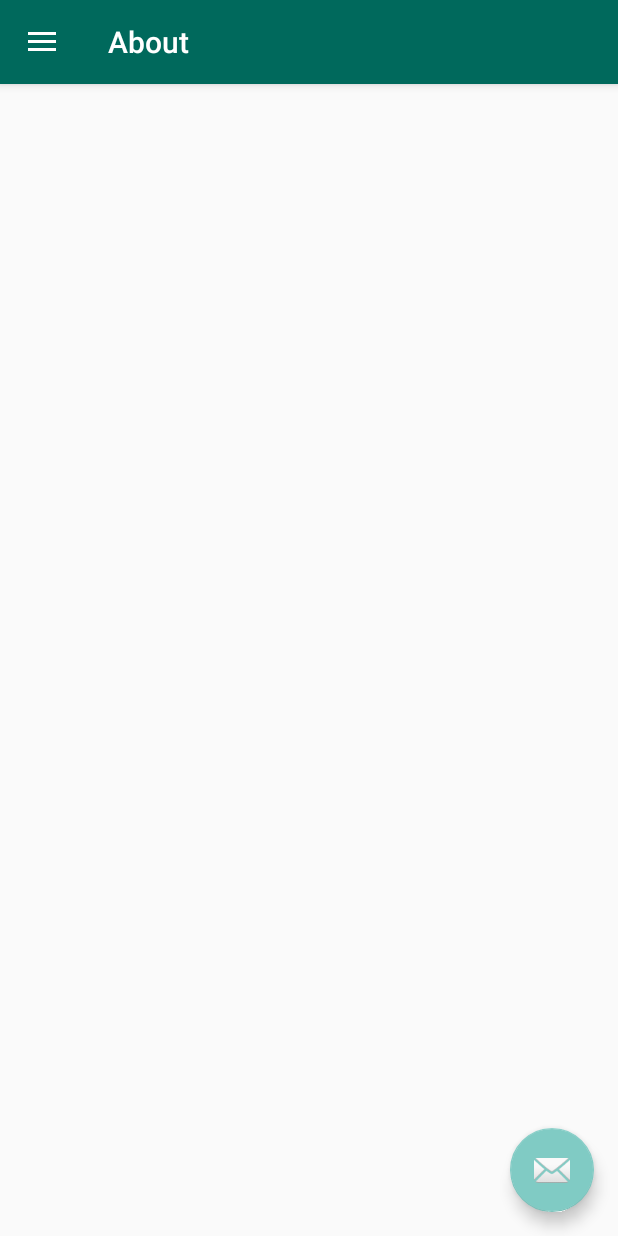
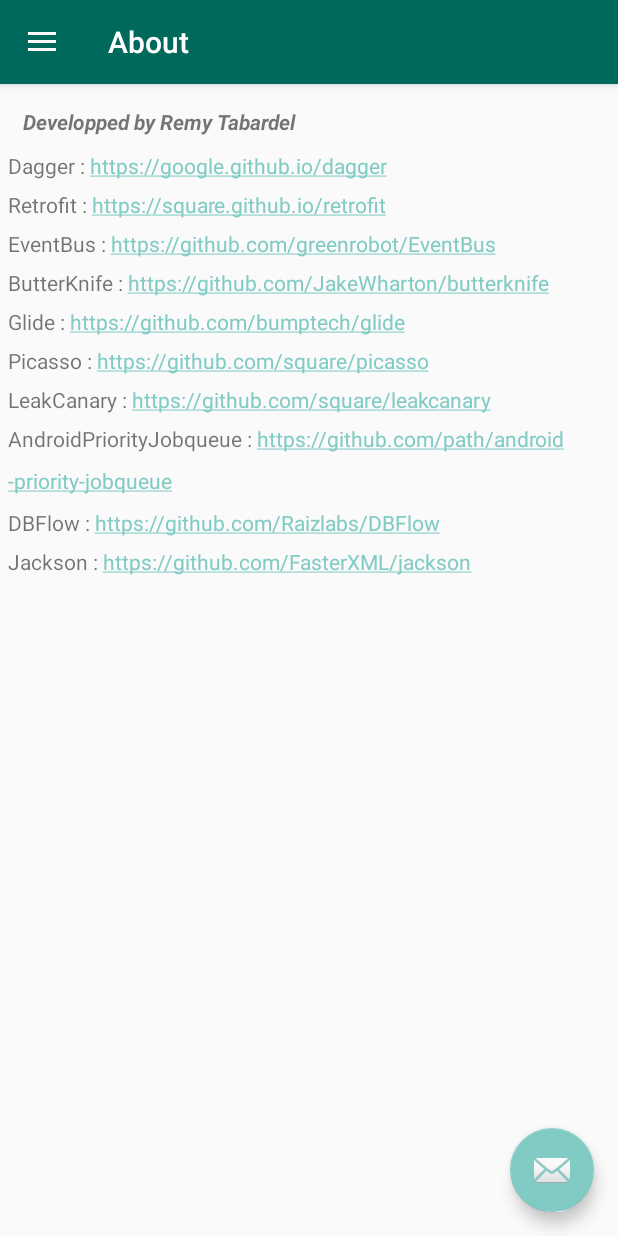
Before and after one commit to Lyofen/HenriPotier, an Android app: the MainActivity screen opened directly, with no data from a screen before it, in the side drawer, after a tap on "About", on a phone screen of 412 x 824 dp. Run offline under Robolectric (Android 15) with nearby library versions, the phone set to English and light mode, and no system bars; our stand-ins replace ButterKnife; libraries missing offline, so code that uses them is left out: android.support.v7, com.raizlabs.android; pictures from the network do not load; 1 statement that could not run was skipped.

Commit message:
about fragment libs

```diff
--- a/app/src/debug/AndroidManifest.xml
+++ b/app/src/debug/AndroidManifest.xml
@@ -2,6 +2,7 @@
 <manifest xmlns:android="http://schemas.android.com/apk/res/android"
     package="com.remytabardel.henripotier">
 
+    <!-- need storage for debug menu (export,..)-->
     <uses-permission android:name="android.permission.READ_EXTERNAL_STORAGE" />
     <uses-permission android:name="android.permission.WRITE_EXTERNAL_STORAGE" />
 
--- a/app/src/main/java/com/remytabardel/henripotier/activities/AbstractActivity.java
+++ b/app/src/main/java/com/remytabardel/henripotier/activities/AbstractActivity.java
@@ -14,6 +14,11 @@
  */
 
 public abstract class AbstractActivity extends AppCompatActivity {
+    /**
+     * replace fragment in the indicated fragment
+     * @param fragmentToDisplay
+     * @param fragmentContainerId
+     */
     public void replaceFragment(Fragment fragmentToDisplay, int fragmentContainerId) {
         if (fragmentToDisplay != null) {
             final String TAG_CURRENT_FRAGMENT = "CURRENT_FRAGMENT";
--- a/app/src/main/java/com/remytabardel/henripotier/activities/MainActivity.java
+++ b/app/src/main/java/com/remytabardel/henripotier/activities/MainActivity.java
@@ -1,6 +1,7 @@
 package com.remytabardel.henripotier.activities;
 
 import android.os.Bundle;
+import android.support.design.widget.FloatingActionButton;
 import android.support.design.widget.NavigationView;
 import android.support.design.widget.Snackbar;
 import android.support.v4.view.GravityCompat;
@@ -36,6 +37,8 @@
     DrawerLayout mDrawerLayout;
     @BindView(R.id.nav_view)
     NavigationView mNavigationView;
+    @BindView(R.id.fab)
+    FloatingActionButton mFloatingActionButton;
 
     @Override
     protected void onCreate(Bundle savedInstanceState) {
@@ -101,6 +104,10 @@
     @SuppressWarnings("StatementWithEmptyBody")
     @Override
     public boolean onNavigationItemSelected(MenuItem item) {
+
+        //we show floating button only on books fragment
+        setFloatingButtonVisibility(item.getItemId());
+
         switch (item.getItemId()) {
             case R.id.nav_books:
                 replaceFragment(new BooksFragment(), FRAGMENT_CONTAINER_ID);
@@ -121,4 +128,13 @@
         mDrawerLayout.closeDrawer(GravityCompat.START);
         return true;
     }
+
+    private void setFloatingButtonVisibility(int currentItemId) {
+        if (currentItemId == R.id.nav_about) {
+            mFloatingActionButton.show();
+        } else {
+            mFloatingActionButton.hide();
+        }
+    }
+
 }
--- a/app/src/main/java/com/remytabardel/henripotier/fragments/AboutFragment.java
+++ b/app/src/main/java/com/remytabardel/henripotier/fragments/AboutFragment.java
@@ -3,13 +3,13 @@
 import android.os.Bundle;
 import android.support.annotation.Nullable;
 import android.view.LayoutInflater;
-import android.view.Menu;
-import android.view.MenuInflater;
 import android.view.View;
 import android.view.ViewGroup;
+import android.widget.TextView;
 
 import com.remytabardel.henripotier.R;
 
+import butterknife.BindView;
 import butterknife.ButterKnife;
 
 /**
@@ -17,6 +17,9 @@
  */
 
 public class AboutFragment extends AbstractFragment {
+    @BindView(R.id.textview_libs)
+    TextView mTextViewUsedLibs;
+
     @Nullable
     @Override
     public View onCreateView(LayoutInflater inflater, @Nullable ViewGroup container, @Nullable Bundle savedInstanceState) {
@@ -31,5 +34,18 @@
     @Override
     public void onViewCreated(View view, @Nullable Bundle savedInstanceState) {
         super.onViewCreated(view, savedInstanceState);
+
+        mTextViewUsedLibs.setText(getLibsText());
+    }
+
+    private String getLibsText() {
+        String text = "";
+        String[] libs = getResources().getStringArray(R.array.fragment_about_libs);
+
+        for (String lib : libs) {
+            text += lib + "\n";
+        }
+
+        return text;
     }
 }
--- a/app/src/main/java/com/remytabardel/henripotier/services/cart/ShoppingCart.java
+++ b/app/src/main/java/com/remytabardel/henripotier/services/cart/ShoppingCart.java
@@ -107,7 +107,7 @@
                 }
                 //we exceed limit we can't add
                 else {
-                    ToastUtils.show(mContext, mContext.getString(R.string.shopping_cart_exceed_limit, Integer.toString(QUANTITY_LIMIT)), Toast.LENGTH_SHORT);
+                    ToastUtils.show(mContext, mContext.getString(R.string.shopping_cart_exceed_limit, QUANTITY_LIMIT), Toast.LENGTH_SHORT);
                 }
             }
         }
--- a/app/src/main/java/com/remytabardel/henripotier/services/database/dbflow/DBFlowBookDao.java
+++ b/app/src/main/java/com/remytabardel/henripotier/services/database/dbflow/DBFlowBookDao.java
@@ -65,6 +65,7 @@
             bookTheme = new BookTheme(isbn,
                     ContextCompat.getColor(context, android.R.color.black),
                     palette.getMutedColor(ContextCompat.getColor(context, android.R.color.black)),
+                    // TODO: 21/10/2016 check lightVibrantColor problem on red cover
                     //sometimes problem with lightvibrant to find color on henri potier et la coupe de feu's cover, so use vibrant instead
                     palette.getLightVibrantColor(palette.getVibrantColor(ContextCompat.getColor(context, android.R.color.white))));
 
--- a/app/src/main/res/layout/fragment_about.xml
+++ b/app/src/main/res/layout/fragment_about.xml
@@ -1,7 +1,28 @@
 <?xml version="1.0" encoding="utf-8"?>
-<LinearLayout xmlns:android="http://schemas.android.com/apk/res/android"
-              android:orientation="vertical"
-              android:layout_width="match_parent"
-              android:layout_height="match_parent">
+<android.support.v4.widget.NestedScrollView
+    xmlns:android="http://schemas.android.com/apk/res/android"
+    android:layout_width="match_parent"
+    android:layout_height="match_parent">
 
-</LinearLayout>
+    <LinearLayout
+        android:layout_width="match_parent"
+        android:layout_height="wrap_content"
+        android:orientation="vertical"
+        android:padding="5dp">
+
+        <TextView
+            android:layout_width="match_parent"
+            android:layout_height="wrap_content"
+            android:padding="10dp"
+            android:textStyle="bold|italic"
+            android:text="@string/fragment_about_developped_by" />
+
+        <TextView
+            android:id="@+id/textview_libs"
+            android:layout_width="match_parent"
+            android:layout_height="wrap_content"
+            android:autoLink="web"
+            android:lineSpacingExtra="@dimen/used_libs_spacing_extra"
+            android:linksClickable="true" />
+    </LinearLayout>
+</android.support.v4.widget.NestedScrollView>
--- a/app/src/main/res/layout/nav_header_main.xml
+++ b/app/src/main/res/layout/nav_header_main.xml
@@ -3,7 +3,7 @@
     xmlns:app="http://schemas.android.com/apk/res-auto"
     android:layout_width="match_parent"
     android:layout_height="@dimen/nav_header_height"
-    android:background="@drawable/side_nav_bar"
+    android:background="@drawable/shape_side_nav_bar"
     android:gravity="bottom"
     android:orientation="vertical"
     android:paddingBottom="@dimen/activity_vertical_margin"
--- a/app/src/main/res/values/dimens.xml
+++ b/app/src/main/res/values/dimens.xml
@@ -13,4 +13,7 @@
 
     <!-- add to cart view -->
     <dimen name="item_button_size">30dp</dimen>
+
+    <!-- fragment about -->
+    <dimen name="used_libs_spacing_extra">10dp</dimen>
 </resources>
--- a/app/src/main/res/values/strings.xml
+++ b/app/src/main/res/values/strings.xml
@@ -9,12 +9,12 @@
 
     <!-- books fragment -->
     <string name="fragment_books_title">Henri Potier Collection</string>
-    <string name="item_book_price">%1$f €</string>
+    <string name="item_book_price">%1$.2f €</string>
 
     <!-- cart fragment -->
     <string name="fragment_cart_title">Cart (%1$d)</string>
     <string name="item_cart_isbn">isbn : %1$s</string>
-    <string name="item_cart_price">Unit price : %1$f €</string>
+    <string name="item_cart_price">Unit price : %1$.2f €</string>
     <string name="fragment_cart_empty_text">You\'re shopping cart is empty, look our collection !</string>
     <string name="fragment_cart_button_look">Look collection</string>
     <string name="fragment_cart_button_purchase">Purchase</string>
@@ -30,11 +30,11 @@
     <string name="activity_order_summary_text_err">Error during recovering summary. Please check you\'re internet connection.</string>
     <string name="activity_order_summary_button_retry">Retry</string>
     <string name="activity_order_summary_button_return">Return</string>
-    <string name="item_order_description">%1$d X %2$f €</string>
-    <string name="item_order_total_price">%1$f €</string>
-    <string name="item_order_footer_total_price">Total price : %1f €</string>
-    <string name="item_order_footer_discount">Discount : %1$f €</string>
-    <string name="item_order_footer_final_price">Final price : %1$f €</string>
+    <string name="item_order_description">%1$d X %2$.2f €</string>
+    <string name="item_order_total_price">%1$.2f €</string>
+    <string name="item_order_footer_total_price">Total price : %1.2f €</string>
+    <string name="item_order_footer_discount">Discount : %1$.2f €</string>
+    <string name="item_order_footer_final_price">Final price : %1$.2f €</string>
 
     <!-- ConnectionErrorDialog -->
     <string name="dialog_connection_error_retry">Retry</string>
@@ -47,5 +47,21 @@
     <string name="nav_main_item_debug">Debug</string>
 
     <!-- shopping cart -->
-    <string name="shopping_cart_exceed_limit">You can\'t exceed %1$s books in cart</string>
+    <string name="shopping_cart_exceed_limit">You can\'t exceed %1$d books in cart</string>
+
+    <!-- about fragment -->
+    <string name="fragment_about_developped_by">Developped by Remy Tabardel</string>
+    <string-array name="fragment_about_libs">
+        <item>Dagger : https://google.github.io/dagger</item>
+        <item>Retrofit : https://square.github.io/retrofit</item>
+        <item>EventBus : https://github.com/greenrobot/EventBus</item>
+        <item>ButterKnife : https://github.com/JakeWharton/butterknife</item>
+        <item>Glide : https://github.com/bumptech/glide</item>
+        <item>Picasso : https://github.com/square/picasso</item>
+        <item>LeakCanary : https://github.com/square/leakcanary</item>
+        <item>AndroidPriorityJobqueue : https://github.com/path/android-priority-jobqueue</item>
+        <item>DBFlow : https://github.com/Raizlabs/DBFlow</item>
+        <item>Jackson : https://github.com/FasterXML/jackson</item>
+    </string-array>
+
 </resources>
```
Also changed, not shown: app/src/main/java/com/remytabardel/henripotier/jobs/SplashLoadingJob.java (+12 -6 lines), app/src/main/res/drawable/shape_side_nav_bar.xml (renamed from app/src/main/res/drawable/side_nav_bar.xml).
